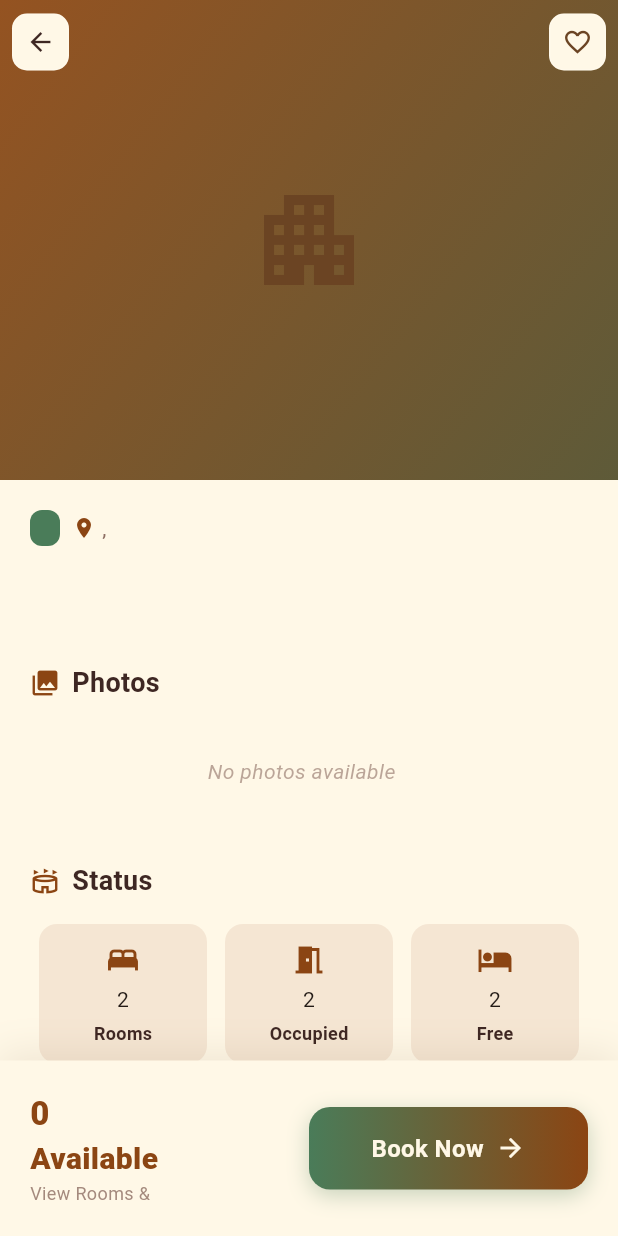
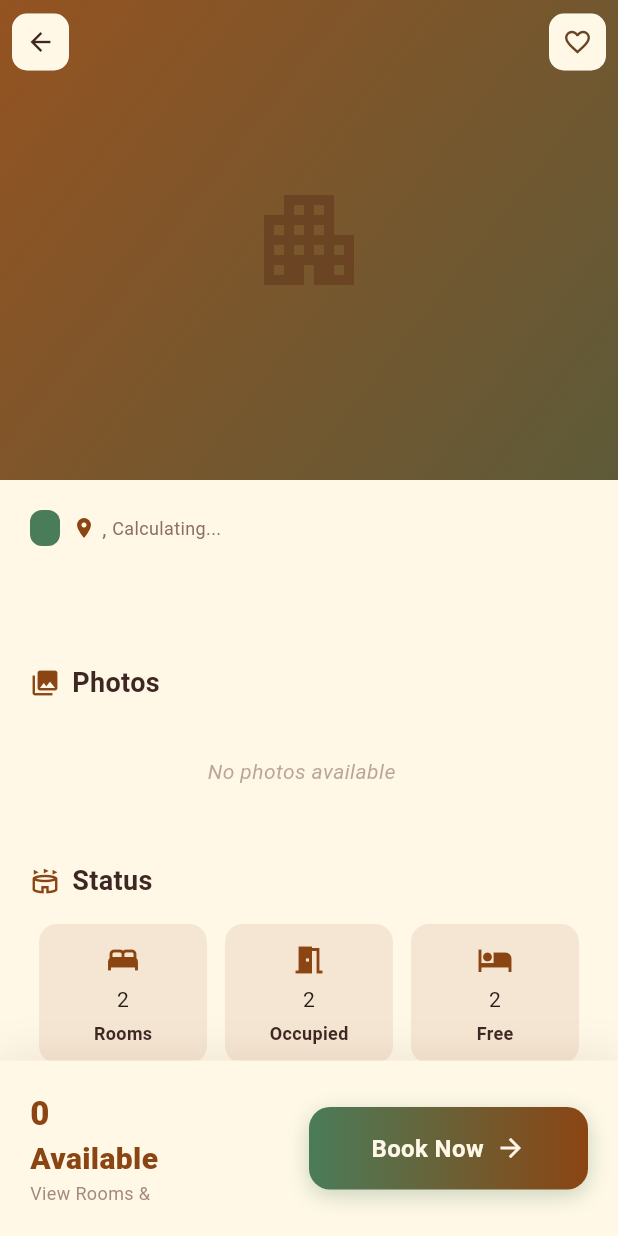
Before and after one commit to kelvinpaulsirikwa/frontendofapp, a Flutter app: the BnBDetails screen opened directly with empty values, on a phone screen of 412 x 824 dp. Run offline on Flutter 3.47's test engine with Material 3 defaults, Android fonts, the light colour scheme and no system bars; our stand-ins replace app_links, cached_network_image, fluttertoast, geocoding, geolocator, google_maps_flutter and 6 more; accounts and stored records are empty; network calls fail.

Commit message:
Update project

```diff
--- a/lib/bnb/bnbhome/bnbdetails.dart
+++ b/lib/bnb/bnbhome/bnbdetails.dart
@@ -8,10 +8,12 @@ import 'package:bnbfrontendflutter/bnb/reusablecomponent/layout.dart';
 import 'package:bnbfrontendflutter/models/bnbmodel.dart';
 import 'package:bnbfrontendflutter/models/bnb_motels_details_model.dart';
 import 'package:bnbfrontendflutter/services/favorites_service.dart';
+import 'package:bnbfrontendflutter/services/location_service.dart';
 import 'package:bnbfrontendflutter/services/motel_detail_service.dart';
 import 'package:bnbfrontendflutter/services/share_service.dart';
 import 'package:bnbfrontendflutter/utility/amenities.dart';
 import 'package:bnbfrontendflutter/utility/colors.dart';
+import 'package:bnbfrontendflutter/utility/distance_calculator.dart';
 import 'package:bnbfrontendflutter/utility/errorcontentretry.dart';
 import 'package:bnbfrontendflutter/utility/images.dart';
 import 'package:bnbfrontendflutter/utility/loading.dart';
@@ -19,6 +21,7 @@ import 'package:bnbfrontendflutter/utility/navigateutility.dart';
 import 'package:bnbfrontendflutter/utility/text.dart';
 import 'package:flutter/foundation.dart';
 import 'package:flutter/material.dart';
+import 'package:geolocator/geolocator.dart';
 import 'package:hive/hive.dart';
 import 'package:google_maps_flutter/google_maps_flutter.dart';
 
@@ -311,6 +314,52 @@ class _BnBDetailsState extends State<BnBDetails> with TickerProviderStateMixin {
                                   .ellipsis, // Add ellipsis if text too long
                             ),
                           ),
+                                SizedBox(
+                  width: 120, // Fixed width to prevent overflow
+                  child: FutureBuilder<Position?>(
+                    future: LocationService.getCurrentLocation(),
+                    builder: (context, snapshot) {
+                      if (snapshot.connectionState == ConnectionState.waiting) {
+                        return const Text(
+                          'Calculating...',
+                          style: TextStyle(color: textLight, fontSize: 12),
+                          overflow: TextOverflow.ellipsis,
+                          maxLines: 1,
+                        );
+                      }
+
+                      if (snapshot.hasError ||
+                          !snapshot.hasData ||
+                          snapshot.data == null ||
+                          widget.motel.latitude == null ||
+                          widget.motel.longitude == null) {
+                        return const Text(
+                          'Distance unavailable',
+                          style: TextStyle(color: textLight, fontSize: 12),
+                          overflow: TextOverflow.ellipsis,
+                          maxLines: 1,
+                        );
+                      }
+
+                      final currentPosition = snapshot.data!;
+                      final distance = DistanceCalculator.calculateDistance(
+                        currentPosition.latitude,
+                        currentPosition.longitude,
+                        widget.motel.latitude!,
+                        widget.motel.longitude!,
+                      );
+                      final formattedDistance = DistanceCalculator.formatDistance(distance);
+
+                      return Text(
+                        '$formattedDistance away',
+                        style: const TextStyle(color: textLight, fontSize: 12),
+                        overflow: TextOverflow.ellipsis,
+                        maxLines: 1,
+                      );
+                    },
+                  ),
+                ),
+
                         ],
                       ),
                       const SizedBox(height: 12),
@@ -574,7 +623,7 @@ class _BnBDetailsState extends State<BnBDetails> with TickerProviderStateMixin {
                         children: [
                           TextWidgets.iconTextRow(
                             icon: Icons.star_border,
-                            text: "Amenities",
+                            text: "We Offers",
                           ),
                           if (_amenities.isNotEmpty)
                             SmallContainer(
--- a/lib/layouts/loading.dart
+++ b/lib/layouts/loading.dart
@@ -231,12 +231,24 @@ class _SplashLoadingPageState extends State<SplashLoadingPage>
           child: FadeTransition(
             opacity: _fadeAnimation,
             child: Column(
-              mainAxisAlignment: MainAxisAlignment.end,
+              mainAxisAlignment: MainAxisAlignment.start,
               children: [
                             // Animated Logo
 
-
-                const SizedBox(height: 32),
+                const Expanded(
+                  child: Center(
+                    child: Text(
+                      'Welcome Back',
+                      style: TextStyle(
+                        fontSize: 28,
+                        fontWeight: FontWeight.bold,
+                        color: textDark,
+                        letterSpacing: 0.5,
+                      ),
+                      textAlign: TextAlign.center,
+                    ),
+                  ),
+                ),
 
 
                 _buildLoadingAnimation(),
--- a/lib/services/bnbconnection.dart
+++ b/lib/services/bnbconnection.dart
@@ -1,6 +1,6 @@
 String ipadress = "192.168.0.86";
 
-String domain = "https://bnb.co.tz";
+String domain = "https://fc377e4c75f0.ngrok-free.app";
 // String baseUrl = 'http://$ipadress:8000/api';
 String googleplayurl = 'https://play.google.com/store/apps/details?id=tz.co.bnb';
 String appname="BnB";
```
